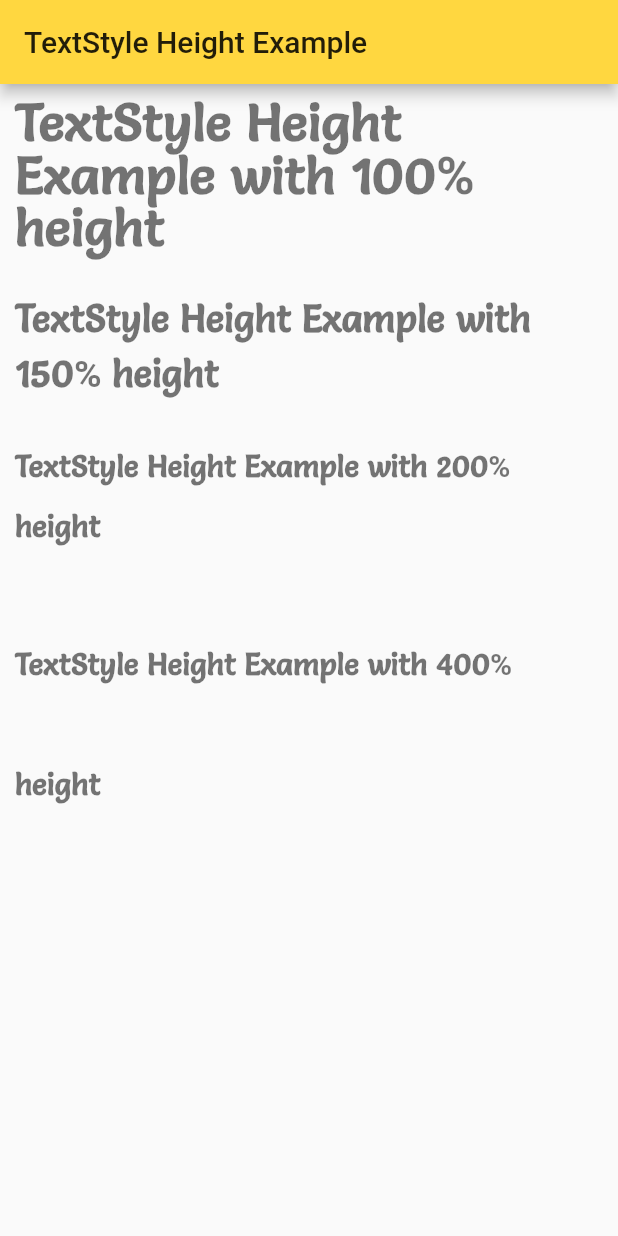
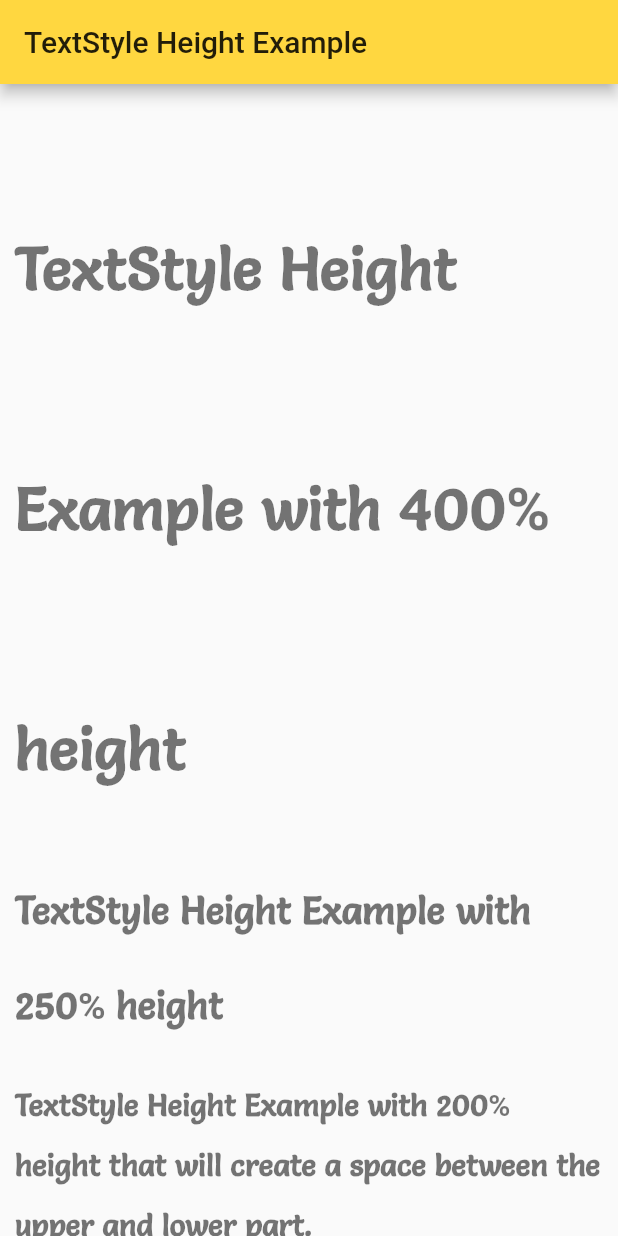
Before and after one commit to sanjibsinha/flutter_experiment, a Flutter app: the screen it shows after launch, on a phone screen of 412 x 824 dp. Run offline on Flutter 3.47's test engine with Material 2 defaults, Android fonts, the phone set to English and light mode, and no system bars; our stand-ins replace google_fonts.

Commit message:
TextStyle height matters

```diff
--- a/lib/main.dart
+++ b/lib/main.dart
@@ -28,27 +28,21 @@ class MyApp extends StatelessWidget {
         textTheme: const TextTheme(
           headline1: TextStyle(
             fontFamily: 'Salsa',
-            fontSize: 35.00,
+            fontSize: 40.00,
             fontWeight: FontWeight.bold,
-            height: 1.0, // 100% of actual height
+            height: 4.0, // 400% of actual height
           ),
           headline2: TextStyle(
             fontFamily: 'Salsa',
             fontSize: 25.00,
             fontWeight: FontWeight.bold,
-            height: 1.5, // 150% of actual height
+            height: 2.5, // 250% of actual height
           ),
           headline3: TextStyle(
             fontFamily: 'Salsa',
             fontSize: 20.00,
             fontWeight: FontWeight.bold,
             height: 2.0, // 200% of actual height
-          ),
-          headline4: TextStyle(
-            fontFamily: 'Salsa',
-            fontSize: 20.00,
-            fontWeight: FontWeight.bold,
-            height: 4.0, // 400% of actual height
           ),
         ),
       ),
@@ -87,29 +81,22 @@ class _MyHomePageState extends State<MyHomePage> {
             Container(
               margin: const EdgeInsets.all(10),
               child: Text(
-                'TextStyle Height Example with 100% height',
+                'TextStyle Height Example with 400% height',
                 style: Theme.of(context).textTheme.headline1,
               ),
             ),
             Container(
               margin: const EdgeInsets.all(10),
               child: Text(
-                'TextStyle Height Example with 150% height',
+                'TextStyle Height Example with 250% height',
                 style: Theme.of(context).textTheme.headline2,
               ),
             ),
             Container(
               margin: const EdgeInsets.all(10),
               child: Text(
-                'TextStyle Height Example with 200% height',
+                'TextStyle Height Example with 200% height that will create a space between the upper and lower part.',
                 style: Theme.of(context).textTheme.headline3,
-              ),
-            ),
-            Container(
-              margin: const EdgeInsets.all(10),
-              child: Text(
-                'TextStyle Height Example with 400% height',
-                style: Theme.of(context).textTheme.headline4,
               ),
             ),
           ],
```
